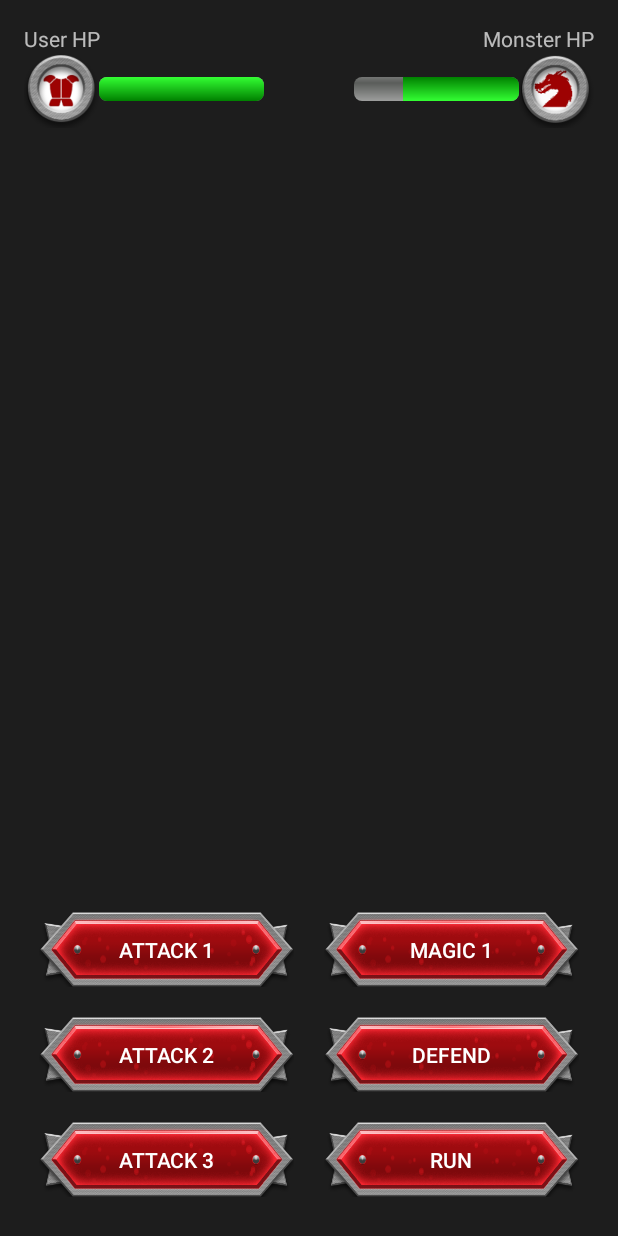
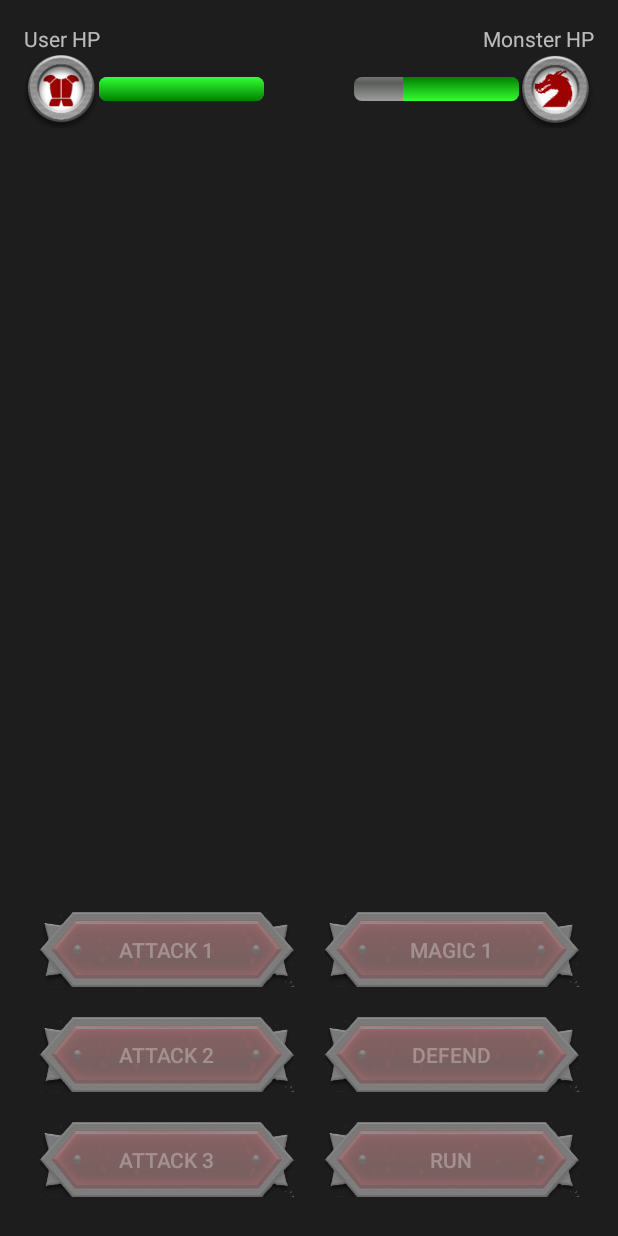
Before and after one commit to kizzlescruff/ClashOnCampus, an Android app: the QuestFightActivity screen opened directly, with no data from a screen before it, after a tap on "ATTACK 2", on a phone screen of 412 x 824 dp. Run offline under Robolectric (Android 15) with nearby library versions, the phone set to English and light mode, and no system bars; 2 other taps on this screen came first.

Commit message:
Fixing return from inventory bug and fixed the fighting

```diff
--- a/app/src/main/java/com/example/wilki/clashoncampus/QuestFightActivity.java
+++ b/app/src/main/java/com/example/wilki/clashoncampus/QuestFightActivity.java
@@ -1,56 +1,120 @@
 package com.example.wilki.clashoncampus;
 
 import android.content.Intent;
+import android.os.Handler;
 import android.support.v7.app.AppCompatActivity;
 import android.os.Bundle;
 import android.view.View;
+import android.widget.Button;
 import android.widget.ProgressBar;
 
 public class QuestFightActivity extends AppCompatActivity {
 
     private ProgressBar userHP;
     private ProgressBar monsterHP;
+    private int monsterHealth;
+    private int userHealth;
+    private Button attack1Btn;
+    private Button attack2Btn;
+    private Button attack3Btn;
+    private Button magic1Btn;
+    private Button defendBtn;
+    private Button runBtn;
 
     @Override
     protected void onCreate(Bundle savedInstanceState) {
         super.onCreate(savedInstanceState);
         setContentView(R.layout.activity_quest_fight);
+
+        monsterHealth = 100;
+        userHealth = 100;
+
         userHP = (ProgressBar) findViewById(R.id.userHP);
         monsterHP = (ProgressBar) findViewById(R.id.monsterHP);
         monsterHP.setRotation(180);
         monsterHP.setProgress(100);
         userHP.setProgress(100);
+        attack1Btn = (Button) findViewById(R.id.attack1Btn);
+        attack2Btn = (Button) findViewById(R.id.attack2Btn);
+        attack3Btn = (Button) findViewById(R.id.attack3Btn);
+        magic1Btn = (Button) findViewById(R.id.magic1Btn);
+        defendBtn = (Button) findViewById(R.id.defendBtn);
+        runBtn = (Button) findViewById(R.id.runBtn);
     }
 
     public void triggerAttack1(View view){
-        int monsterProg = monsterHP.getProgress();
-        monsterHP.setProgress(monsterProg-10);
-        if(monsterProg <= 0){
-            winFight();
-        }
+        decreaseMonsterHealth(10, 1000);
     }
 
     public void triggerAttack2(View view){
-        monsterHP.setProgress(monsterHP.getProgress()-20);
+        decreaseMonsterHealth(20, 2000);
     }
 
     public void triggerAttack3(View view){
-
+        decreaseMonsterHealth(15, 1500);
     }
 
     public void triggerMagic1(View view){
-
+        decreaseMonsterHealth(0, 500);
     }
 
     public void triggerDefend(View view){
+        decreaseMonsterHealth(0, 0);
+    }
 
+    public void decreaseMonsterHealth(int amount, int duration){
+        monsterHealth -= amount;
+        monsterHP.setProgress(monsterHealth);
+        if(monsterHealth <= 0){
+            winFight();
+        }
+
+        deactivateButtons();
+        Handler handler = new Handler();
+        handler.postDelayed(new Runnable() {
+            @Override
+            public void run() {
+                activateButtons();
+            }
+        }, duration);
     }
 
     public void triggerRun(View view){
         startActivity(new Intent(this, QuestMapActivity.class));
     }
 
-    public void winFight(){
+    private void winFight(){
         startActivity(new Intent(this, QuestCompleteActivity.class));
     }
+
+    private void deactivateButtons(){
+        attack1Btn.setBackgroundResource(R.drawable.grey_button);
+        attack2Btn.setBackgroundResource(R.drawable.grey_button);
+        attack3Btn.setBackgroundResource(R.drawable.grey_button);
+        magic1Btn.setBackgroundResource(R.drawable.grey_button);
+        defendBtn.setBackgroundResource(R.drawable.grey_button);
+        runBtn.setBackgroundResource(R.drawable.grey_button);
+        attack1Btn.setEnabled(false);
+        attack2Btn.setEnabled(false);
+        attack3Btn.setEnabled(false);
+        magic1Btn.setEnabled(false);
+        defendBtn.setEnabled(false);
+        runBtn.setEnabled(false);
+    }
+
+    private void activateButtons(){
+        attack1Btn.setBackgroundResource(R.drawable.button);
+        attack2Btn.setBackgroundResource(R.drawable.button);
+        attack3Btn.setBackgroundResource(R.drawable.button);
+        magic1Btn.setBackgroundResource(R.drawable.button);
+        defendBtn.setBackgroundResource(R.drawable.button);
+        runBtn.setBackgroundResource(R.drawable.button);
+        attack1Btn.setEnabled(true);
+        attack2Btn.setEnabled(true);
+        attack3Btn.setEnabled(true);
+        magic1Btn.setEnabled(true);
+        defendBtn.setEnabled(true);
+        runBtn.setEnabled(true);
+    }
+
 }
```
